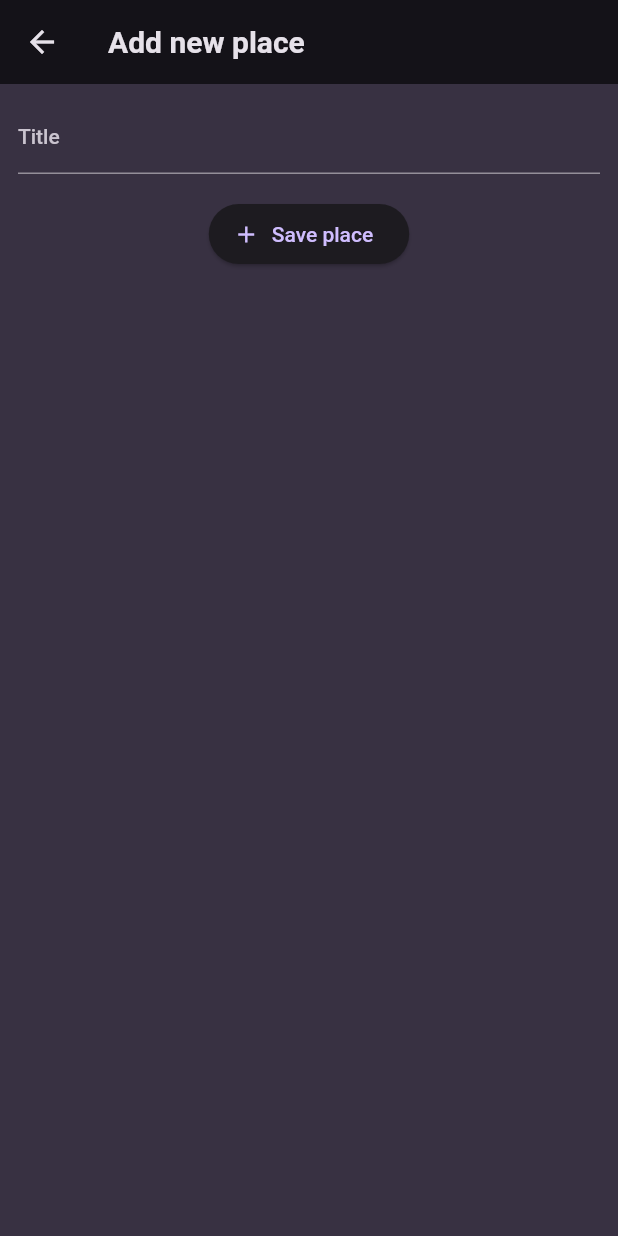
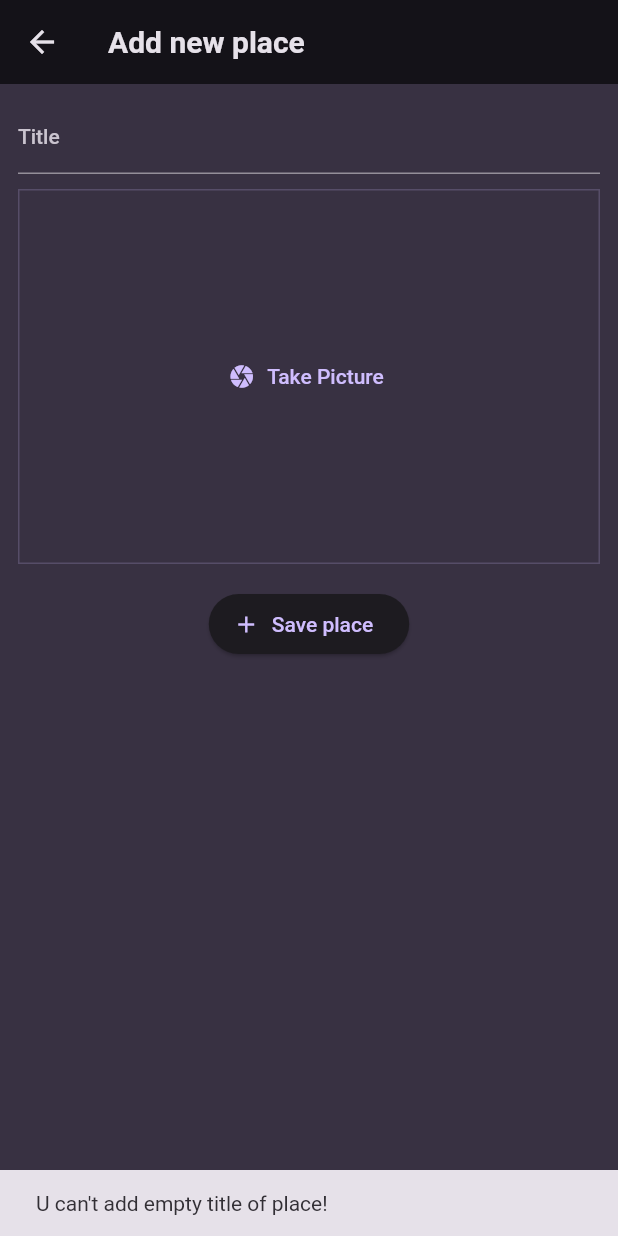
Before and after one commit to Lemout17/flutter_favorite_places_app, a Flutter app: the AddPlacePage screen opened directly, after a tap on "Save place", on a phone screen of 412 x 824 dp. Run offline on Flutter 3.47's test engine with Material 2 defaults, Android fonts, the phone set to English and light mode, and no system bars; our stand-ins replace flutter_riverpod, google_fonts.

Commit message:
Added Riverpod state and several widgets

```diff
--- a/lib/app.dart
+++ b/lib/app.dart
@@ -9,7 +9,7 @@ class MyApp extends StatelessWidget {
   Widget build(BuildContext context) {
     return MaterialApp(
       title: 'Great Places',
-      theme: AppTheme.theme,
+      theme: AppTheme.mainTheme,
       home: const PlacesPage(),
     );
   }
--- a/lib/pages/add_place_page.dart
+++ b/lib/pages/add_place_page.dart
@@ -1,13 +1,16 @@
 import 'package:flutter/material.dart';
+import 'package:flutter_favorite_places_app/providers/user_places.dart';
+import 'package:flutter_favorite_places_app/widgets/image_input.dart';
+import 'package:flutter_riverpod/flutter_riverpod.dart';
 
-class AddPlacePage extends StatefulWidget {
+class AddPlacePage extends ConsumerStatefulWidget {
   const AddPlacePage({super.key});
 
   @override
-  State<AddPlacePage> createState() => _AddPlacePageState();
+  ConsumerState<AddPlacePage> createState() => _AddPlacePageState();
 }
 
-class _AddPlacePageState extends State<AddPlacePage> {
+class _AddPlacePageState extends ConsumerState<AddPlacePage> {
   final _titleController = TextEditingController();
 
   @override
@@ -34,10 +37,14 @@ class _AddPlacePageState extends State<AddPlacePage> {
               style: TextStyle(color: theme.colorScheme.onBackground),
             ),
             const SizedBox(
+              height: 10,
+            ),
+            const ImageInput(),
+            const SizedBox(
               height: 16,
             ),
             ElevatedButton.icon(
-              onPressed: () {},
+              onPressed: _savePlace,
               label: const Text('Save place'),
               icon: const Icon(Icons.add),
             )
@@ -46,4 +53,20 @@ class _AddPlacePageState extends State<AddPlacePage> {
       ),
     );
   }
+
+  void _savePlace() {
+    final enteredTitle = _titleController.text;
+
+    if (enteredTitle.isEmpty) {
+      ScaffoldMessenger.of(context).showSnackBar(
+        const SnackBar(
+          content: Text('U can\'t add empty title of place!'),
+        ),
+      );
+      return;
+    }
+
+    ref.read(userPlacesProvider.notifier).addPlace(enteredTitle);
+    Navigator.of(context).pop();
+  }
 }
--- a/lib/pages/places_detail_page.dart
+++ b/lib/pages/places_detail_page.dart
@@ -1,10 +1,28 @@
 import 'package:flutter/material.dart';
+import 'package:flutter_favorite_places_app/models/place.dart';
 
 class PlacesDetailPage extends StatelessWidget {
-  const PlacesDetailPage({super.key});
+  final Place place;
+  const PlacesDetailPage({super.key, required this.place});
 
   @override
   Widget build(BuildContext context) {
-    return const Placeholder();
+    final ThemeData theme = Theme.of(context);
+
+    return Scaffold(
+      appBar: AppBar(
+        title: Text(
+          place.title,
+        ),
+      ),
+      body: Center(
+        child: Text(
+          place.title,
+          style: theme.textTheme.bodyLarge!.copyWith(
+            color: theme.colorScheme.onBackground,
+          ),
+        ),
+      ),
+    );
   }
 }
--- /dev/null
+++ b/lib/providers/user_places.dart
@@ -0,0 +1,15 @@
+import 'package:flutter_favorite_places_app/models/place.dart';
+import 'package:flutter_riverpod/flutter_riverpod.dart';
+
+class UserPlacesNotifier extends StateNotifier<List<Place>> {
+  UserPlacesNotifier() : super(const []);
+
+  void addPlace(String title) {
+    final newPlace = Place(title: title);
+    state = [newPlace, ...state];
+  }
+}
+
+final userPlacesProvider =
+    StateNotifierProvider<UserPlacesNotifier, List<Place>>(
+        (ref) => UserPlacesNotifier());
--- a/lib/theme/theme.dart
+++ b/lib/theme/theme.dart
@@ -24,8 +24,4 @@ class AppTheme {
       ),
     ),
   );
-
-  static ThemeData get theme => mainTheme;
 }
-
-AppTheme appTheme = AppTheme();
--- /dev/null
+++ b/lib/widgets/image_input.dart
@@ -0,0 +1,34 @@
+import 'package:flutter/material.dart';
+
+class ImageInput extends StatefulWidget {
+  const ImageInput({super.key});
+
+  @override
+  State<ImageInput> createState() => _ImageInputState();
+}
+
+class _ImageInputState extends State<ImageInput> {
+  @override
+  Widget build(BuildContext context) {
+    final ThemeData theme = Theme.of(context);
+
+    return Container(
+      decoration: BoxDecoration(
+        border: Border.all(
+          color: theme.colorScheme.primary.withOpacity(0.2),
+          width: 1,
+        ),
+      ),
+      height: 250,
+      width: double.infinity,
+      alignment: Alignment.center,
+      child: TextButton.icon(
+        onPressed: _takePicture,
+        icon: const Icon(Icons.camera),
+        label: const Text('Take Picture'),
+      ),
+    );
+  }
+
+  void _takePicture() {}
+}
--- a/lib/widgets/places_item.dart
+++ b/lib/widgets/places_item.dart
@@ -1,8 +1,11 @@
 import 'package:flutter/material.dart';
+import 'package:flutter_favorite_places_app/models/place.dart';
+import 'package:flutter_favorite_places_app/pages/places_detail_page.dart';
 
 class PlacesItem extends StatelessWidget {
   final String title;
-  const PlacesItem({super.key, required this.title});
+  final Place place;
+  const PlacesItem({super.key, required this.title, required this.place});
 
   @override
   Widget build(BuildContext context) {
@@ -15,6 +18,13 @@ class PlacesItem extends StatelessWidget {
           color: theme.colorScheme.onBackground,
         ),
       ),
+      onTap: () {
+        Navigator.of(context).push(
+          MaterialPageRoute(
+            builder: (context) => PlacesDetailPage(place: place),
+          ),
+        );
+      },
     );
   }
 }
--- a/lib/widgets/places_list.dart
+++ b/lib/widgets/places_list.dart
@@ -22,8 +22,10 @@ class PlacesList extends StatelessWidget {
     }
 
     return ListView.builder(
-      itemBuilder: (context, index) =>
-          PlacesItem(title: placesList[index].title),
+      itemBuilder: (context, index) => PlacesItem(
+        title: placesList[index].title,
+        place: placesList[index],
+      ),
       itemCount: placesList.length,
     );
   }
--- a/pubspec.yaml
+++ b/pubspec.yaml
@@ -35,7 +35,9 @@ dependencies:
 
   # The following adds the Cupertino Icons font to your application.
   # Use with the CupertinoIcons class for iOS style icons.
+  flutter_riverpod: ^2.3.6
   google_fonts: ^4.0.4
+  image_picker: ^0.8.7+5
   uuid: ^3.0.7
 
 dev_dependencies:
```
Also changed, not shown: lib/main.dart (+6 -1 lines), lib/pages/places_page.dart (+8 -3 lines), pubspec.lock, 1 other file.
